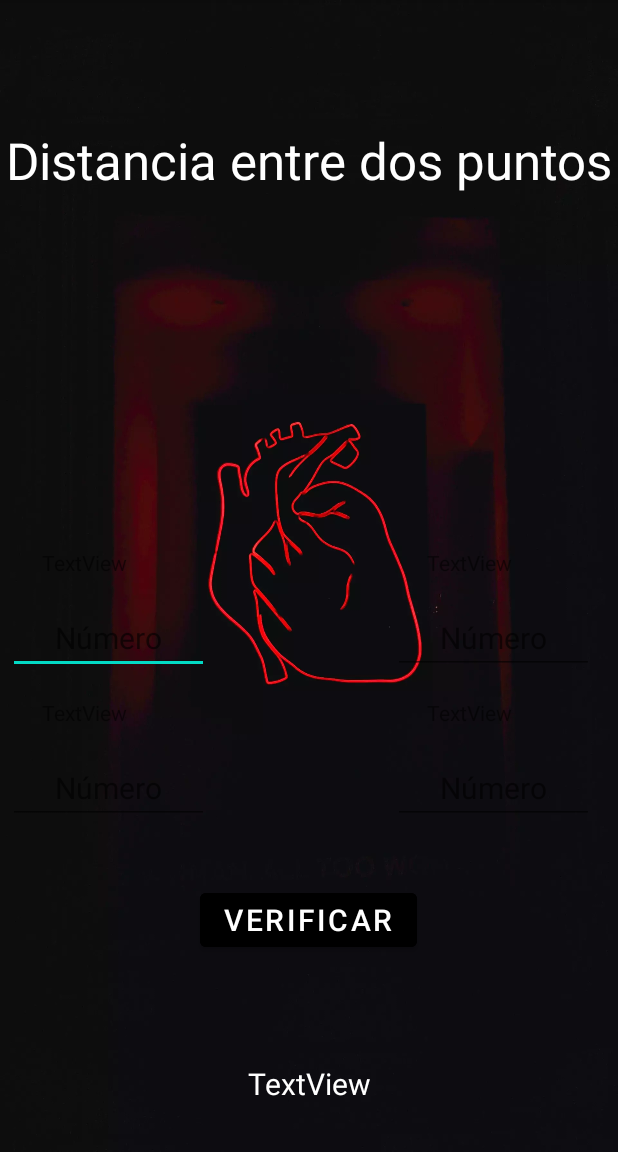
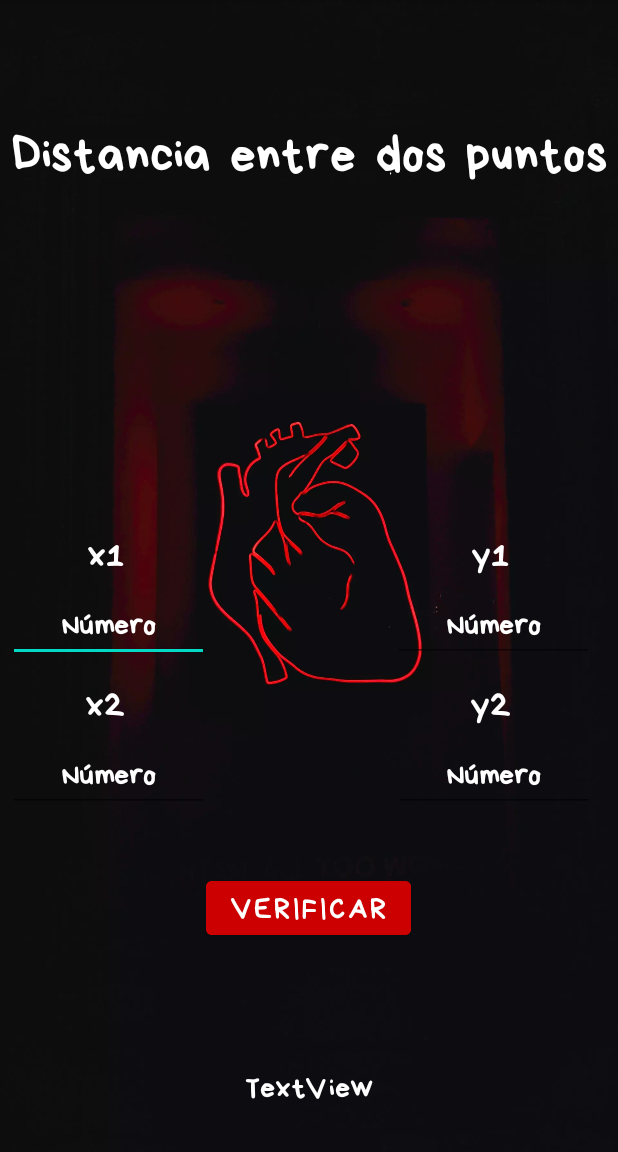
Before and after one commit to alanchoo47/ContrerasTorres_Spinner, an Android app: the screen it shows after launch (MainActivity), on a phone screen of 412 x 824 dp, the part 84-1236 px from its top. Run offline under Robolectric (Android 15) with nearby library versions, the phone set to English and light mode, and no system bars.

Commit message:
Distancia entre dos puntos Activity uno, sin mensajes de Log Con Harcoding

```diff
--- a/app/src/main/java/com/alancontreras/contrerastorres_spinner/MainActivity.kt
+++ b/app/src/main/java/com/alancontreras/contrerastorres_spinner/MainActivity.kt
@@ -2,10 +2,72 @@ package com.alancontreras.contrerastorres_spinner
 
 import androidx.appcompat.app.AppCompatActivity
 import android.os.Bundle
+import android.view.View
+import android.widget.EditText
+import android.widget.Button
+import android.widget.TextView
+import kotlin.math.pow
 
 class MainActivity : AppCompatActivity() {
+
+    private lateinit var tvResultado: TextView
+    private lateinit var x1: EditText
+    private lateinit var x2: EditText
+    private lateinit var y1: EditText
+    private lateinit var y2: EditText
+
+
+
     override fun onCreate(savedInstanceState: Bundle?) {
         super.onCreate(savedInstanceState)
         setContentView(R.layout.activity_main)
+
+        tvResultado = findViewById(R.id.tvResultado)
+        x1 = findViewById(R.id.x1)
+        x2 = findViewById(R.id.x2)
+        y1 = findViewById(R.id.y1)
+        y2 = findViewById(R.id.y2)
+    }
+
+    fun click(view: View) {
+
+        if(!x2.text.toString().isNullOrEmpty() or  !x1.text.toString().isNullOrEmpty() or !y1.text.toString().isNullOrEmpty() or !y2.text.toString().isNullOrEmpty()){
+
+            var xUno = x1.text.toString().toDouble()
+            print(xUno)
+            var yUno = y1.text.toString().toDouble()
+            print(yUno)
+            var xDos = x2.text.toString().toDouble()
+            print(xDos)
+            var yDos = y2.text.toString().toDouble()
+            print(yDos)
+            var total = distanciaDosPts(xUno,xDos,yUno,yDos)
+
+            tvResultado.text = "La distancia es igual a: $total"
+
+
+        }else{
+            //Toast.makeText( this, "Por favor ingresa un valor", Toast.LENGTH_SHORT).show()
+            x1.error = "Se requiere un valor"
+            x2.error = "Se requiere un valor"
+            y1.error = "Se requiere un valor"
+            y2.error = "Se requiere un valor"
+
+
+            x1.requestFocus()
+            x2.requestFocus()
+            y1.requestFocus()
+            y2.requestFocus()
+        }
+    }
+
+    fun distanciaDosPts(x1: Double, x2: Double, y1: Double, y2: Double, ): Double {
+        var equis = (x2.toDouble() - x1.toDouble()).pow(2.0)
+        print (equis)
+        var ye = (y2.toDouble() - y1.toDouble()).pow(2.0)
+        print(ye)
+        var total = kotlin.math.sqrt((equis + ye))
+        print(total)
+        return total
     }
 }
--- a/app/src/main/res/layout/activity_main.xml
+++ b/app/src/main/res/layout/activity_main.xml
@@ -12,6 +12,7 @@
         android:id="@+id/textView"
         android:layout_width="wrap_content"
         android:layout_height="wrap_content"
+        android:fontFamily="@font/bryndan_write"
         android:text="Distancia entre dos puntos"
         android:textColor="@color/white"
         android:textSize="34sp"
@@ -22,16 +23,18 @@
         app:layout_constraintVertical_bias="0.116" />
 
     <EditText
-        android:id="@+id/editTextNumber"
+        android:id="@+id/x1"
         android:layout_width="134dp"
         android:layout_height="48dp"
         android:layout_marginTop="272dp"
         android:ems="10"
+        android:fontFamily="@font/bryndan_write"
         android:hint="Número"
         android:inputType="number"
         android:maxLength="5"
         android:textAlignment="center"
         android:textColor="@color/white"
+        android:textColorHint="@color/white"
         android:textSize="20sp"
         app:layout_constraintEnd_toEndOf="parent"
         app:layout_constraintHorizontal_bias="0.018"
@@ -39,61 +42,68 @@
         app:layout_constraintTop_toBottomOf="@+id/textView" />
 
     <EditText
-        android:id="@+id/editTextNumber2"
+        android:id="@+id/y1"
         android:layout_width="134dp"
         android:layout_height="48dp"
         android:layout_marginTop="272dp"
         android:ems="10"
+        android:fontFamily="@font/bryndan_write"
         android:hint="Número"
         android:inputType="number"
         android:maxLength="5"
         android:textAlignment="center"
         android:textColor="@color/white"
+        android:textColorHint="@color/white"
         android:textSize="20sp"
         app:layout_constraintEnd_toEndOf="parent"
         app:layout_constraintHorizontal_bias="0.884"
-        app:layout_constraintStart_toEndOf="@+id/editTextNumber"
+        app:layout_constraintStart_toEndOf="@+id/x1"
         app:layout_constraintTop_toBottomOf="@+id/textView" />
 
     <EditText
-        android:id="@+id/editTextNumber3"
+        android:id="@+id/x2"
         android:layout_width="134dp"
         android:layout_height="48dp"
         android:layout_marginTop="52dp"
         android:ems="10"
+        android:fontFamily="@font/bryndan_write"
         android:hint="Número"
         android:inputType="number"
         android:maxLength="5"
         android:textAlignment="center"
         android:textColor="@color/white"
+        android:textColorHint="@color/white"
         android:textSize="20sp"
         app:layout_constraintEnd_toEndOf="parent"
         app:layout_constraintHorizontal_bias="0.018"
         app:layout_constraintStart_toStartOf="parent"
-        app:layout_constraintTop_toBottomOf="@+id/editTextNumber" />
+        app:layout_constraintTop_toBottomOf="@+id/x1" />
 
     <EditText
-        android:id="@+id/editTextNumber4"
+        android:id="@+id/y2"
         android:layout_width="134dp"
         android:layout_height="48dp"
         android:layout_marginTop="52dp"
         android:ems="10"
+        android:fontFamily="@font/bryndan_write"
         android:hint="Número"
         android:inputType="number"
         android:maxLength="5"
         android:textAlignment="center"
         android:textColor="@color/white"
+        android:textColorHint="@color/white"
         android:textSize="20sp"
         app:layout_constraintEnd_toEndOf="parent"
         app:layout_constraintHorizontal_bias="0.884"
-        app:layout_constraintStart_toEndOf="@+id/editTextNumber3"
-        app:layout_constraintTop_toBottomOf="@+id/editTextNumber2" />
+        app:layout_constraintStart_toEndOf="@+id/x2"
+        app:layout_constraintTop_toBottomOf="@+id/y1" />
 
     <TextView
-        android:id="@+id/textView2"
+        android:id="@+id/tvResultado"
         android:layout_width="wrap_content"
         android:layout_height="wrap_content"
         android:layout_marginBottom="32dp"
+        android:fontFamily="@font/bryndan_write"
         android:text="TextView"
         android:textColor="@color/white"
         android:textSize="20sp"
@@ -110,7 +120,11 @@
         android:layout_height="28dp"
         android:layout_marginStart="28dp"
         android:layout_marginTop="236dp"
-        android:text="TextView"
+        android:fontFamily="@font/bryndan_write"
+        android:text="x1"
+        android:textAlignment="center"
+        android:textColor="@color/white"
+        android:textSize="24sp"
         app:layout_constraintStart_toStartOf="parent"
         app:layout_constraintTop_toBottomOf="@+id/textView" />
 
@@ -119,7 +133,11 @@
         android:layout_width="84dp"
         android:layout_height="28dp"
         android:layout_marginTop="236dp"
-        android:text="TextView"
+        android:fontFamily="@font/bryndan_write"
+        android:text="y1"
+        android:textAlignment="center"
+        android:textColor="@color/white"
+        android:textSize="24sp"
         app:layout_constraintEnd_toEndOf="parent"
         app:layout_constraintHorizontal_bias="0.8"
         app:layout_constraintStart_toEndOf="@+id/textView3"
@@ -131,7 +149,11 @@
         android:layout_height="28dp"
         android:layout_marginStart="28dp"
         android:layout_marginTop="336dp"
-        android:text="TextView"
+        android:fontFamily="@font/bryndan_write"
+        android:text="x2"
+        android:textAlignment="center"
+        android:textColor="@color/white"
+        android:textSize="24sp"
         app:layout_constraintStart_toStartOf="parent"
         app:layout_constraintTop_toBottomOf="@+id/textView" />
 
@@ -140,18 +162,24 @@
         android:layout_width="84dp"
         android:layout_height="28dp"
         android:layout_marginTop="336dp"
-        android:text="TextView"
+        android:fontFamily="@font/bryndan_write"
+        android:text="y2"
+        android:textAlignment="center"
+        android:textColor="@color/white"
+        android:textSize="24sp"
         app:layout_constraintEnd_toEndOf="parent"
         app:layout_constraintHorizontal_bias="0.8"
         app:layout_constraintStart_toEndOf="@+id/textView6"
         app:layout_constraintTop_toBottomOf="@+id/textView" />
 
     <Button
-        android:id="@+id/button"
+        android:id="@+id/btnVerificar"
         android:layout_width="wrap_content"
         android:layout_height="wrap_content"
         android:layout_marginTop="460dp"
-        android:backgroundTint="@color/black"
+        android:backgroundTint="@android:color/holo_red_dark"
+        android:fontFamily="@font/bryndan_write"
+        android:onClick="click"
         android:text="Verificar"
         android:textAllCaps="true"
         android:textSize="20sp"
```
